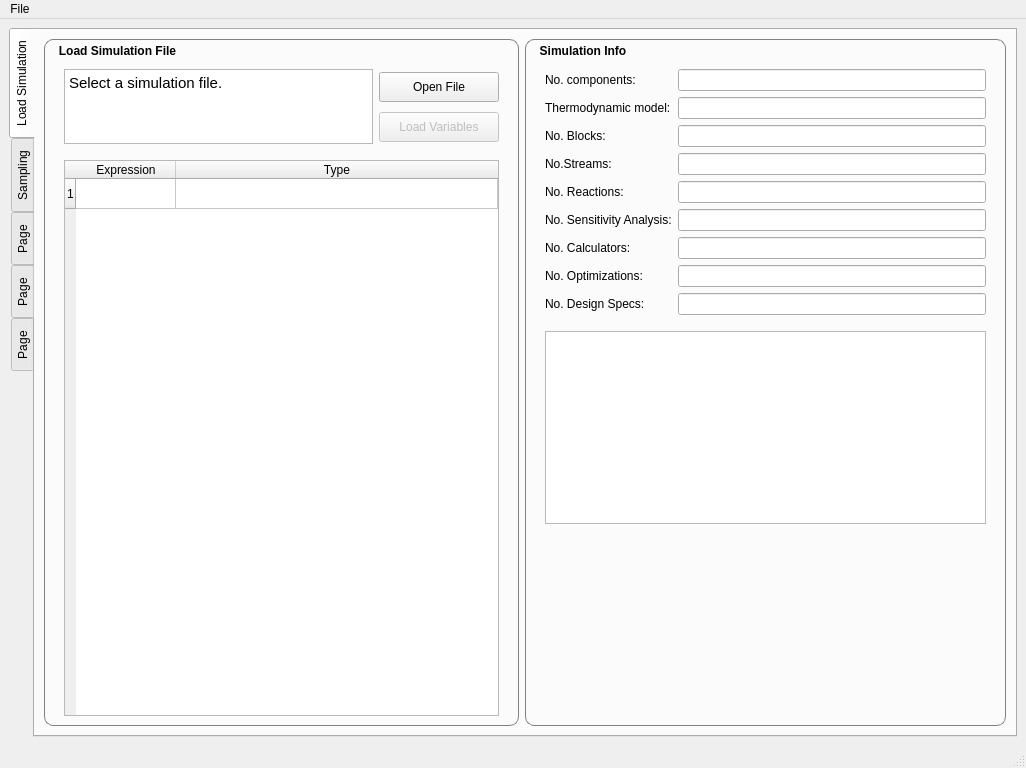
Qt form gui/views/ui_files/mainwindow.ui (feslima/metacontrol) before a commit.
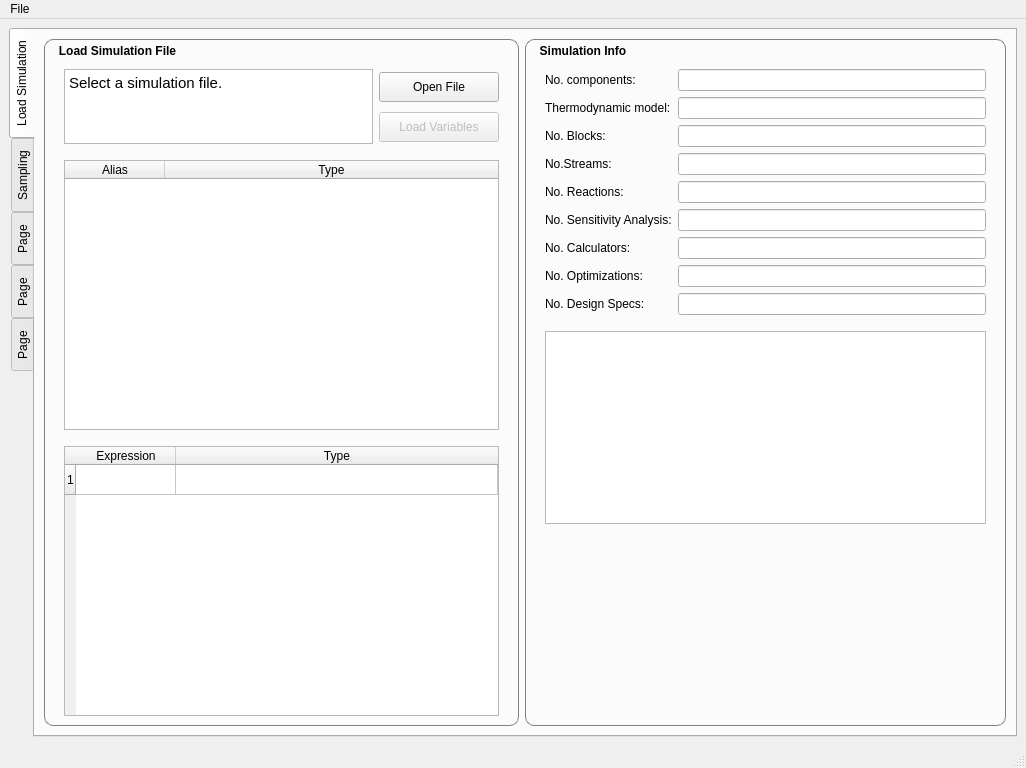
The same form after that commit. Icons and pictures are not drawn.

Commit message: added alias display in ui file. Logic not implemented.

What changed in the file:
```diff
--- a/gui/views/ui_files/mainwindow.ui
+++ b/gui/views/ui_files/mainwindow.ui
@@ -218,7 +218,23 @@
              </property>
             </spacer>
            </item>
-           <item row="4" column="1" colspan="2">
+           <item row="0" column="1">
+            <spacer name="verticalSpacer_2">
+             <property name="orientation">
+              <enum>Qt::Vertical</enum>
+             </property>
+             <property name="sizeType">
+              <enum>QSizePolicy::Fixed</enum>
+             </property>
+             <property name="sizeHint" stdset="0">
+              <size>
+               <width>20</width>
+               <height>20</height>
+              </size>
+             </property>
+            </spacer>
+           </item>
+           <item row="6" column="1" colspan="2">
             <widget class="QTableWidget" name="tableWidgetExpressions">
              <attribute name="horizontalHeaderStretchLastSection">
               <bool>true</bool>
@@ -266,6 +282,39 @@
              </property>
             </widget>
            </item>
+           <item row="5" column="1">
+            <spacer name="verticalSpacer_6">
+             <property name="orientation">
+              <enum>Qt::Vertical</enum>
+             </property>
+             <property name="sizeType">
+              <enum>QSizePolicy::Fixed</enum>
+             </property>
+             <property name="sizeHint" stdset="0">
+              <size>
+               <width>20</width>
+               <height>10</height>
+              </size>
+             </property>
+            </spacer>
+           </item>
+           <item row="4" column="1" colspan="2">
+            <widget class="QTableWidget" name="tableWidgetAliasDisplay">
+             <attribute name="horizontalHeaderStretchLastSection">
+              <bool>true</bool>
+             </attribute>
+             <column>
+              <property name="text">
+               <string>Alias</string>
+              </property>
+             </column>
+             <column>
+              <property name="text">
+               <string>Type</string>
+              </property>
+             </column>
+            </widget>
+           </item>
           </layout>
          </widget>
         </item>
```
Left out of the diff: 48 changed lines with no effect on the pictures.
